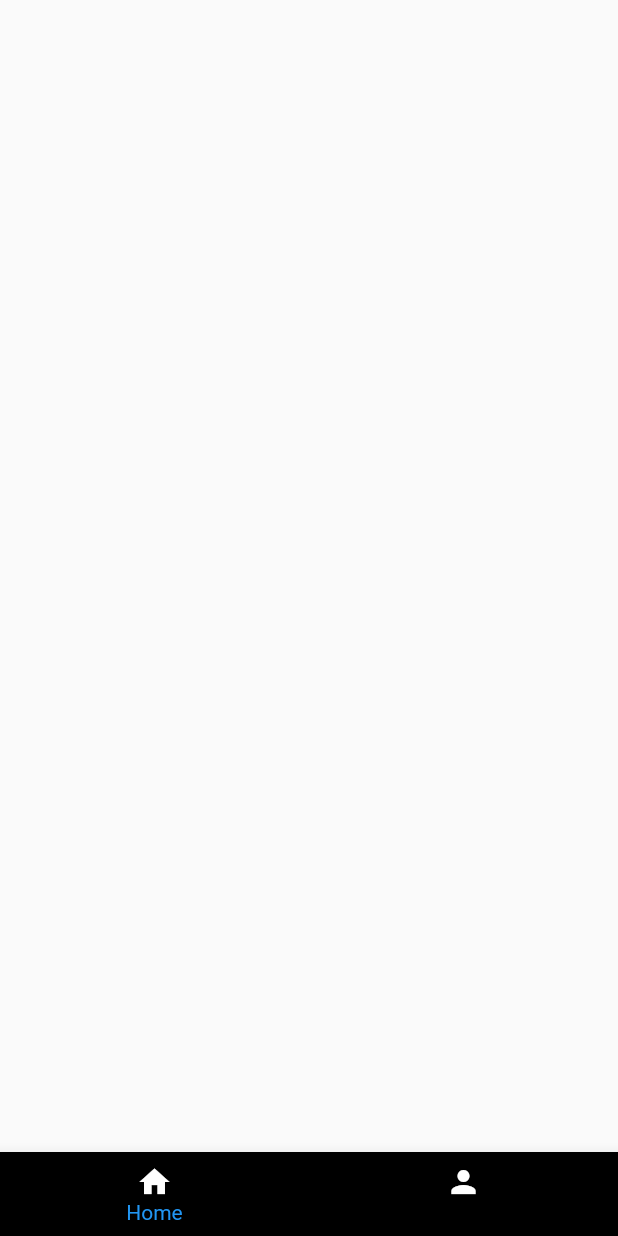
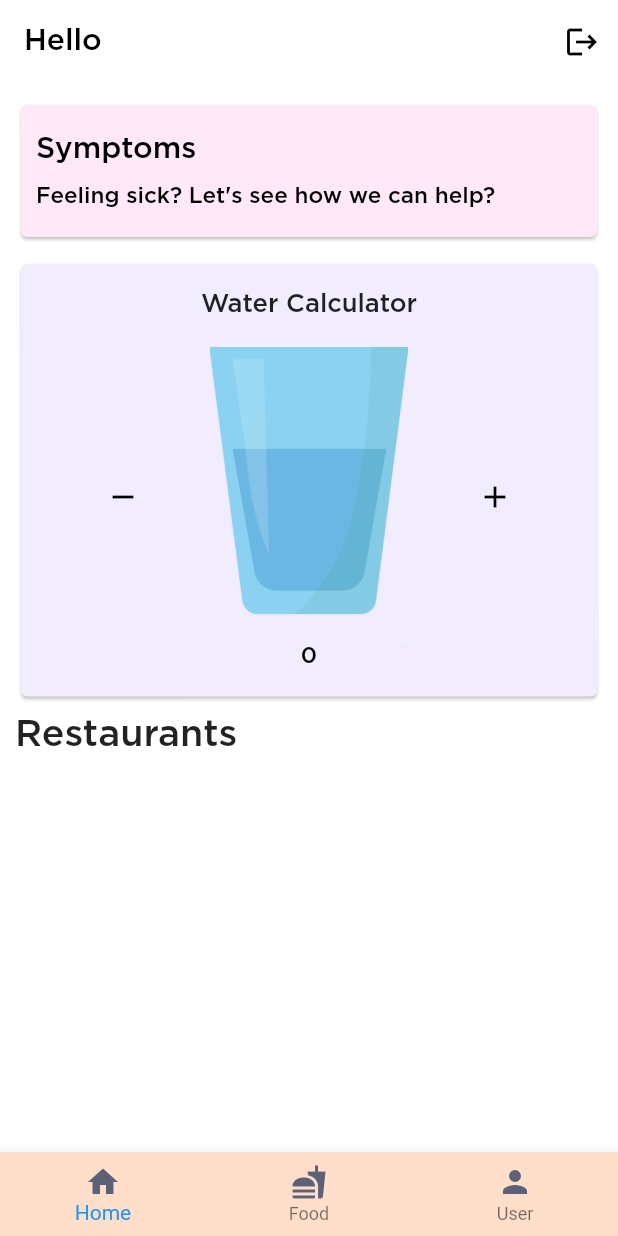
Before and after one commit to ameysunu/healthx, a Flutter app: the HomeWidget screen opened directly, on a phone screen of 412 x 824 dp. Run offline on Flutter 3.47's test engine with Material 2 defaults, Android fonts, the light colour scheme and no system bars; our stand-ins replace firebase_auth, firebase_core, google_sign_in, hexcolor; accounts and stored records are empty.

Commit message:
ui changes

```diff
--- a/lib/home.dart
+++ b/lib/home.dart
@@ -1,4 +1,8 @@
+import 'dart:ui';
+
 import 'package:flutter/material.dart';
+import 'package:healthx/login.dart';
+import 'package:hexcolor/hexcolor.dart';
 
 class Home extends StatefulWidget {
   @override
@@ -6,11 +10,148 @@ class Home extends StatefulWidget {
 }
 
 class _HomeState extends State<Home> {
+  int _counter = 0;
+
+  void _incrementCounter() {
+    setState(() {
+      _counter++;
+    });
+  }
+
+  void _decrementCounter() {
+    setState(() {
+      _counter--;
+    });
+  }
+
   @override
   Widget build(BuildContext context) {
     return Scaffold(
-      body: Column(
-        children: [],
+      backgroundColor: Colors.white,
+      appBar: AppBar(
+        backgroundColor: Colors.white,
+        elevation: 0,
+        automaticallyImplyLeading: false,
+        actions: <Widget>[
+          IconButton(
+              icon: Icon(
+                Icons.logout,
+                color: Colors.black,
+              ),
+              onPressed: () {
+                signOutGoogle();
+                Navigator.of(context).pushAndRemoveUntil(
+                    MaterialPageRoute(builder: (context) {
+                  return Login();
+                }), ModalRoute.withName('/'));
+              }),
+        ],
+        title: Text(
+          "Hello $name",
+          style: TextStyle(fontFamily: 'Gotham', color: Colors.black),
+        ),
+      ),
+      body: SingleChildScrollView(
+        child: SafeArea(
+          child: Column(
+            crossAxisAlignment: CrossAxisAlignment.start,
+            children: [
+              Padding(
+                padding: const EdgeInsets.all(10.0),
+                child: Card(
+                  color: Hexcolor('#FFE8F7'),
+                  child: Column(
+                    crossAxisAlignment: CrossAxisAlignment.start,
+                    children: [
+                      Padding(
+                        padding: const EdgeInsets.fromLTRB(10.0, 20, 10, 10),
+                        child: Text(
+                          "Symptoms",
+                          style: TextStyle(
+                              fontFamily: 'Gotham',
+                              color: Colors.black,
+                              fontSize: 20),
+                        ),
+                      ),
+                      Padding(
+                        padding: const EdgeInsets.fromLTRB(10, 5, 10, 20.0),
+                        child: Text(
+                          "Feeling sick? Let's see how we can help?",
+                          style: TextStyle(
+                              fontFamily: 'Gotham',
+                              color: Colors.black,
+                              fontSize: 15),
+                        ),
+                      ),
+                      Row(
+                        children: [],
+                      ),
+                    ],
+                  ),
+                ),
+              ),
+              Padding(
+                padding: const EdgeInsets.fromLTRB(10.0, 0, 10, 0),
+                child: Card(
+                  color: Hexcolor('#F2ECFF'),
+                  child: Container(
+                    height: MediaQuery.of(context).size.height * 0.35,
+                    width: MediaQuery.of(context).size.width * 1,
+                    child: Column(
+                      mainAxisAlignment: MainAxisAlignment.center,
+                      children: [
+                        Padding(
+                          padding: const EdgeInsets.fromLTRB(0, 0, 0, 20.0),
+                          child: Text(
+                            "Water Calculator",
+                            style:
+                                TextStyle(fontFamily: 'Gotham', fontSize: 17),
+                          ),
+                        ),
+                        Row(
+                          crossAxisAlignment: CrossAxisAlignment.center,
+                          mainAxisAlignment: MainAxisAlignment.center,
+                          children: [
+                            IconButton(
+                                icon: Icon(
+                                  Icons.remove,
+                                  color: Colors.black,
+                                ),
+                                onPressed: () => _decrementCounter()),
+                            Container(
+                                height: 200,
+                                width: 200,
+                                child: Image.asset('images/water.png')),
+                            IconButton(
+                                icon: Icon(
+                                  Icons.add,
+                                  color: Colors.black,
+                                ),
+                                onPressed: () => _incrementCounter()),
+                          ],
+                        ),
+                        Text(
+                          "$_counter",
+                          style: TextStyle(
+                              color: Colors.black,
+                              fontFamily: 'Gotham',
+                              fontSize: 15),
+                        ),
+                      ],
+                    ),
+                  ),
+                ),
+              ),
+              Padding(
+                padding: const EdgeInsets.all(10.0),
+                child: Text(
+                  "Restaurants",
+                  style: TextStyle(fontFamily: 'Gotham', fontSize: 25),
+                ),
+              ),
+            ],
+          ),
+        ),
       ),
     );
   }
--- a/lib/homewidget.dart
+++ b/lib/homewidget.dart
@@ -1,5 +1,6 @@
 import 'package:flutter/material.dart';
 import 'package:healthx/home.dart';
+import 'package:hexcolor/hexcolor.dart';
 
 class HomeWidget extends StatefulWidget {
   @override
@@ -18,23 +19,33 @@ class _HomeWidgetState extends State<HomeWidget> {
   Widget build(BuildContext context) {
     return Scaffold(
       bottomNavigationBar: BottomNavigationBar(
-          backgroundColor: Colors.black,
+          backgroundColor: Hexcolor('#FFDFCA'),
           type: BottomNavigationBarType.fixed,
           currentIndex: _selectedIndex,
           showSelectedLabels: true,
           items: [
             BottomNavigationBarItem(
-              icon: new Icon(Icons.home, color: Colors.white),
+              icon: new Icon(Icons.home, color: Hexcolor('#5C6178')),
               title: new Text(
                 'Home',
-                style: TextStyle(color: Colors.white, fontFamily: 'Poppins'),
+                style:
+                    TextStyle(color: Hexcolor('#5C6178'), fontFamily: 'Gotham'),
               ),
             ),
             BottomNavigationBarItem(
-              icon: new Icon(Icons.person, color: Colors.white),
+              icon: new Icon(Icons.fastfood, color: Hexcolor('#5C6178')),
+              title: new Text(
+                'Food',
+                style:
+                    TextStyle(color: Hexcolor('#5C6178'), fontFamily: 'Gotham'),
+              ),
+            ),
+            BottomNavigationBarItem(
+              icon: new Icon(Icons.person, color: Hexcolor('#5C6178')),
               title: new Text(
                 'User',
-                style: TextStyle(color: Colors.white, fontFamily: 'Poppins'),
+                style:
+                    TextStyle(color: Hexcolor('#5C6178'), fontFamily: 'Gotham'),
               ),
             ),
           ],
--- a/lib/login.dart
+++ b/lib/login.dart
@@ -3,6 +3,10 @@ import 'package:firebase_core/firebase_core.dart';
 import 'package:firebase_auth/firebase_auth.dart';
 import 'package:google_sign_in/google_sign_in.dart';
 import 'package:healthx/homewidget.dart';
+
+String name;
+String email;
+String imageUrl;
 
 final FirebaseAuth _auth = FirebaseAuth.instance;
 final GoogleSignIn googleSignIn = GoogleSignIn();
@@ -26,6 +30,15 @@ Future<String> signInWithGoogle() async {
   if (user != null) {
     assert(!user.isAnonymous);
     assert(await user.getIdToken() != null);
+    assert(user.email != null);
+    assert(user.displayName != null);
+    assert(user.photoURL != null);
+    name = user.displayName;
+    email = user.email;
+    imageUrl = user.photoURL;
+    if (name.contains(" ")) {
+      name = name.substring(0, name.indexOf(" "));
+    }
 
     final User currentUser = _auth.currentUser;
     assert(user.uid == currentUser.uid);
--- a/pubspec.yaml
+++ b/pubspec.yaml
@@ -26,6 +26,7 @@ dependencies:
   firebase_core: ^0.5.0
   firebase_auth: ^0.18.0+1
   google_sign_in: ^4.5.3
+  hexcolor:
 
 
   # The following adds the Cupertino Icons font to your application.
@@ -51,6 +52,7 @@ flutter:
   assets:
     - images/google.png
     - images/home.png
+    - images/water.png
 
   # An image asset can refer to one or more resolution-specific "variants", see
   # https://flutter.dev/assets-and-images/#resolution-aware.
```
Also changed, not shown: images/water.png (added), pubspec.lock.
